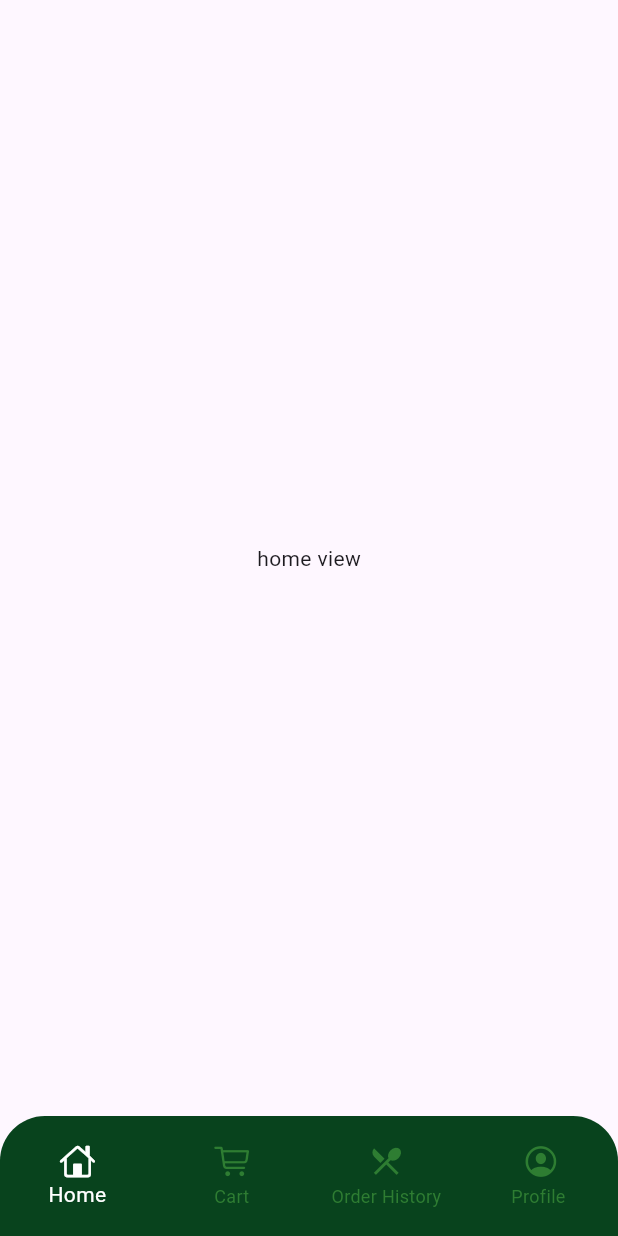
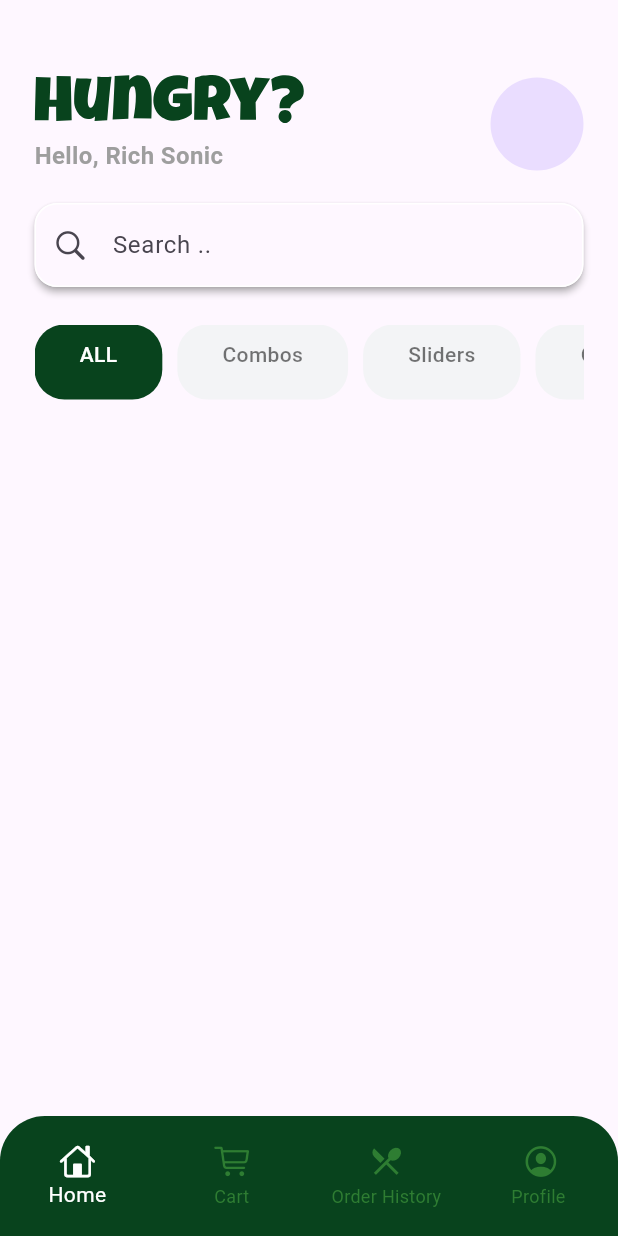
Before and after one commit to mahaabdulla/hyngery_app, a Flutter app: the screen it shows after launch, on a phone screen of 412 x 824 dp. Run offline on Flutter 3.47's test engine with Material 3 defaults, Android fonts, the phone set to English and light mode, and no system bars; our stand-ins replace flutter_svg, gap.

Commit message:
add search bar

```diff
--- a/lib/features/home/view/home_view.dart
+++ b/lib/features/home/view/home_view.dart
@@ -1,10 +1,123 @@
+import 'package:flutter/cupertino.dart';
 import 'package:flutter/material.dart';
+import 'package:flutter_svg/svg.dart';
+import 'package:gap/gap.dart';
+import 'package:hungry_app/core/constants/app_colors.dart';
+import 'package:hungry_app/sheared/custome_text.dart';
 
-class HomeView extends StatelessWidget {
+class HomeView extends StatefulWidget {
   const HomeView({super.key});
 
   @override
+  State<HomeView> createState() => _HomeViewState();
+}
+
+class _HomeViewState extends State<HomeView> {
+  List categuries = ['ALL', 'Combos', 'Sliders', 'Classic'];
+  int selectedItem = 0;
+
+  @override
   Widget build(BuildContext context) {
-    return Scaffold(body: Center(child: Text('home view')));
+    return GestureDetector(
+      onTap: () => FocusScope.of(context).unfocus(),
+      child: Scaffold(
+        body: Padding(
+          padding: const EdgeInsets.symmetric(horizontal: 23),
+          child: Column(
+            children: [
+              Gap(50),
+              // headers
+              Row(
+                mainAxisAlignment: MainAxisAlignment.spaceBetween,
+                children: [
+                  Column(
+                    crossAxisAlignment: CrossAxisAlignment.start,
+                    children: [
+                      SvgPicture.asset(
+                        'assets/logo/Hungry_.svg',
+                        color: AppColors.primary,
+                        width: 180,
+                      ),
+                      Gap(10),
+                      CustomeText(
+                        text: 'Hello, Rich Sonic',
+                        size: 16,
+                        weight: FontWeight.w700,
+                        color: Colors.grey.shade500,
+                      ),
+                    ],
+                  ),
+                  Spacer(),
+                  CircleAvatar(radius: 31),
+                ],
+              ),
+
+              Gap(20),
+              Material(
+                elevation: 2,
+                shadowColor: Colors.grey,
+                borderRadius: BorderRadius.circular(15),
+                child: TextField(
+                  decoration: InputDecoration(
+                    hintText: 'Search ..',
+                    prefixIcon: Icon(CupertinoIcons.search),
+                    enabledBorder: OutlineInputBorder(
+                      borderRadius: BorderRadius.circular(15),
+                      borderSide: BorderSide(color: Colors.white),
+                    ),
+                    focusedBorder: OutlineInputBorder(
+                      borderRadius: BorderRadius.circular(15),
+                      borderSide: BorderSide(color: Colors.white),
+                    ),
+                  ),
+                ),
+              ),
+              Gap(25),
+
+              // sliders
+              SizedBox(
+                height: 50,
+
+                child: ListView.builder(
+                  scrollDirection: Axis.horizontal,
+                  itemCount: categuries.length,
+                  itemBuilder: (ctx, index) {
+                    return GestureDetector(
+                      onTap: () {
+                        setState(() {
+                          selectedItem = index;
+                        });
+                      },
+                      child: Container(
+                        margin: EdgeInsets.only(right: 10),
+                        padding: EdgeInsets.symmetric(
+                          horizontal: 30,
+                          vertical: 10,
+                        ),
+                        decoration: BoxDecoration(
+                          color:
+                              selectedItem == index
+                                  ? AppColors.primary
+                                  : Color(0xffF3F4F6),
+                          borderRadius: BorderRadius.circular(20),
+                        ),
+                        child: CustomeText(
+                          weight: FontWeight.w500,
+                          text: categuries[index],
+                          color:
+                              selectedItem == index
+                                  ? Colors.white
+                                  : Colors.black54,
+                        ),
+                      ),
+                    );
+                  },
+                ),
+              ),
+            ],
+          ),
+        ),
+      ),
+    );
   }
 }
--- a/lib/root.dart
+++ b/lib/root.dart
@@ -28,7 +28,11 @@ class _RootState extends State<Root> {
   @override
   Widget build(BuildContext context) {
     return Scaffold(
-      body: PageView(controller: controller, children: screens),
+      body: PageView(
+        physics: NeverScrollableScrollPhysics(),
+        controller: controller,
+        children: screens,
+      ),
       bottomNavigationBar: Container(
         height: 80,
 
--- a/pubspec.yaml
+++ b/pubspec.yaml
@@ -45,6 +45,7 @@ flutter:
     - assets/
     - assets/logo/
     - assets/splash/
+    - assets/home/
 
 
 
```
Also changed, not shown: assets/home/image 5.png (added), assets/home/profile.png (added).
